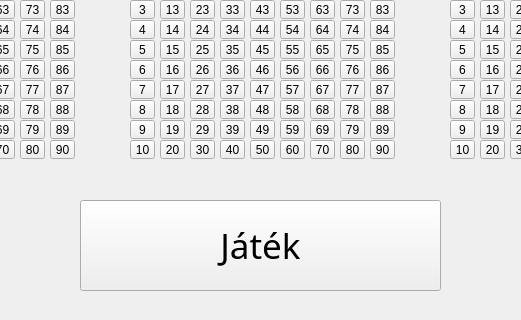
First picture: the form in UI/OtosLotto.ui, repository Alex591/prog2, before the edit; both pictures show x 220 to 741 and y 290 to 610 of the 970 by 610 pixel window.
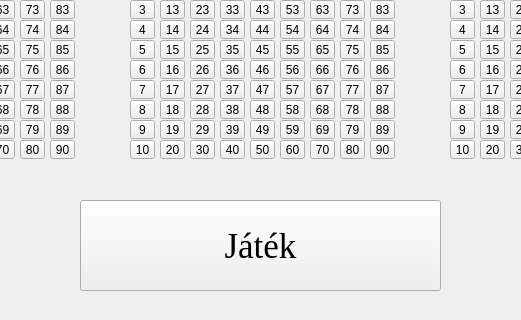
Second picture: the form after the edit. Icons and pictures are not drawn.

The edit to the form file:
```diff
--- a/UI/OtosLotto.ui
+++ b/UI/OtosLotto.ui
@@ -192,7 +192,7 @@
     </property>
     <property name="font">
      <font>
-      <family>Bahnschrift Light SemiCondensed</family>
+      <family>Times New Roman</family>
       <pointsize>26</pointsize>
      </font>
     </property>
```
Left out of the diff: 4 changed lines with no effect on the pictures.
